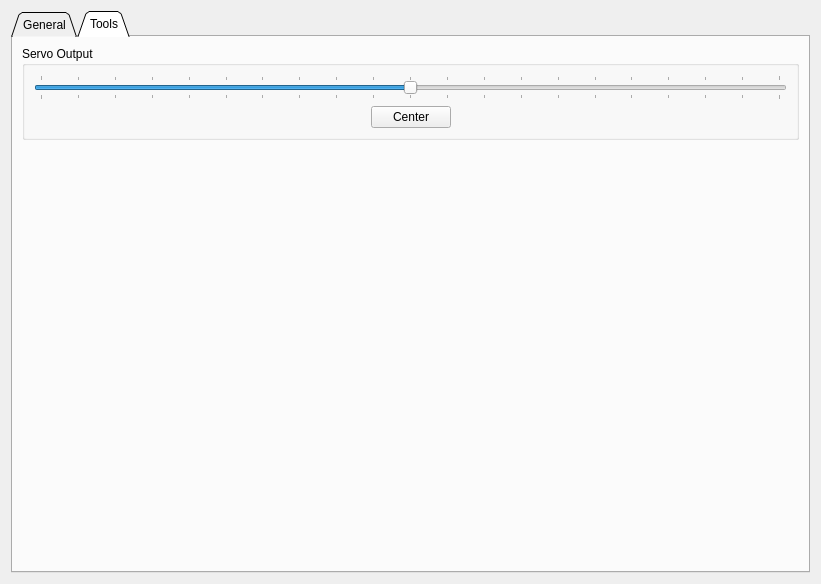
Old version of the form pages/pageappgeneral.ui in the repository njupt-robomasters/vesc_tool-zh.
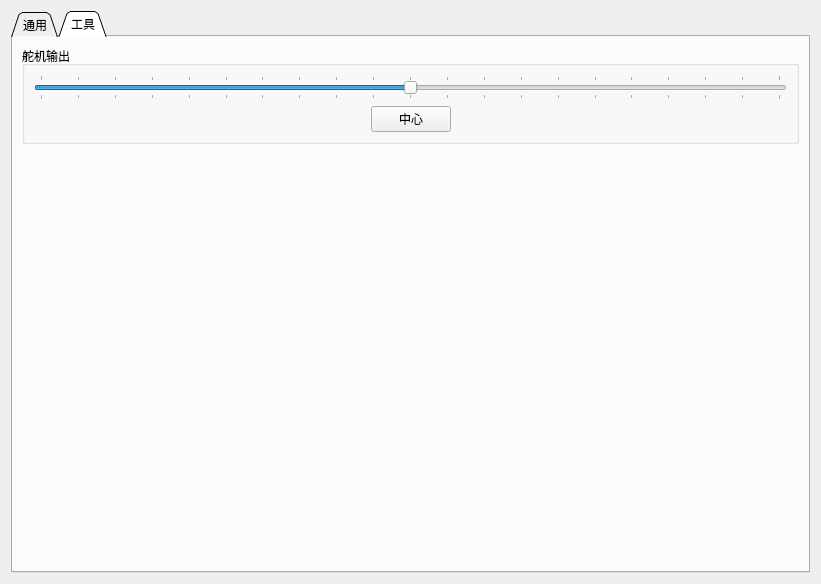
New version of the form. The open tabs and pages were chosen to show the change. Custom widgets are drawn as their Qt base class.

Diff of the .ui file:
```diff
--- a/pages/pageappgeneral.ui
+++ b/pages/pageappgeneral.ui
@@ -24,7 +24,7 @@
      </property>
      <widget class="QWidget" name="tab">
       <attribute name="title">
-       <string>General</string>
+       <string>通用</string>
       </attribute>
       <layout class="QVBoxLayout" name="verticalLayout">
        <item>
@@ -34,13 +34,13 @@
      </widget>
      <widget class="QWidget" name="tab_2">
       <attribute name="title">
-       <string>Tools</string>
+       <string>工具</string>
       </attribute>
       <layout class="QVBoxLayout" name="verticalLayout_4" stretch="0,1">
        <item>
         <widget class="QGroupBox" name="groupBox">
          <property name="title">
-          <string>Servo Output</string>
+          <string>舵机输出</string>
          </property>
          <layout class="QVBoxLayout" name="verticalLayout_3">
           <item>
@@ -80,7 +80,7 @@
             <item>
              <widget class="QPushButton" name="servoCenterButton">
               <property name="text">
-               <string>Center</string>
+               <string>中心</string>
               </property>
              </widget>
             </item>
```
